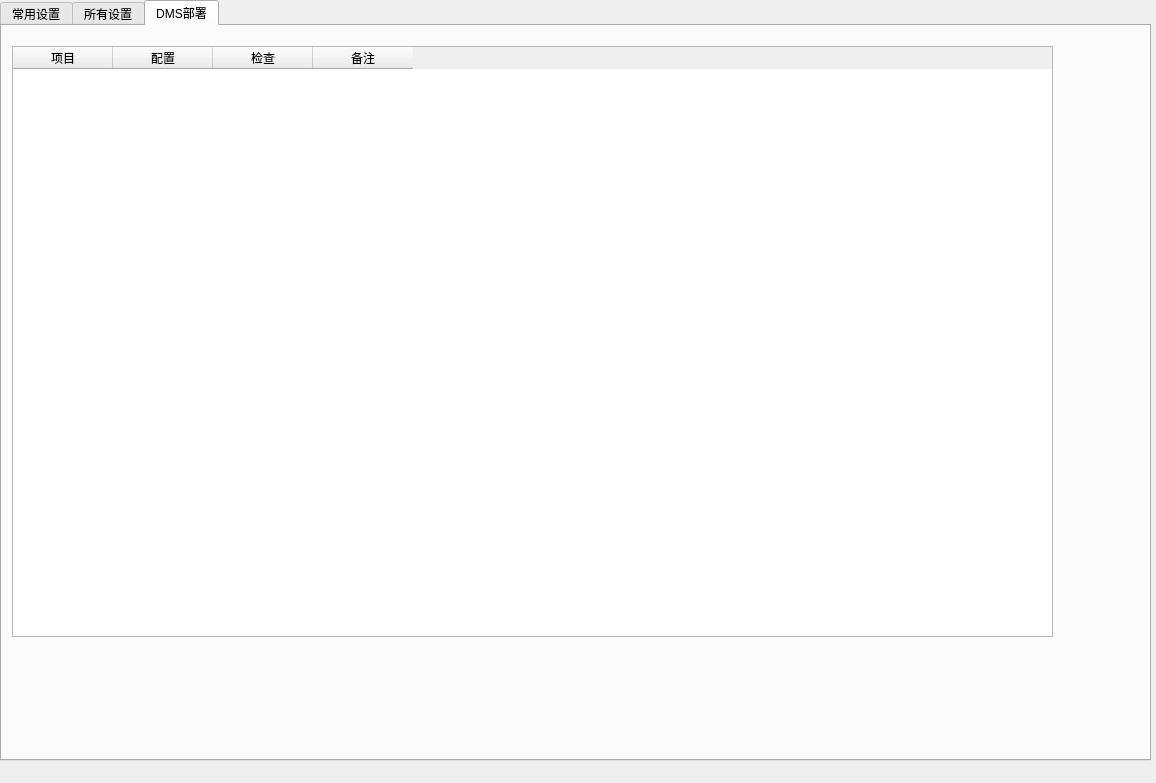
Before: the Qt Designer form ui/settings.ui in naivete13sky/epvs, drawn with Qt 5.
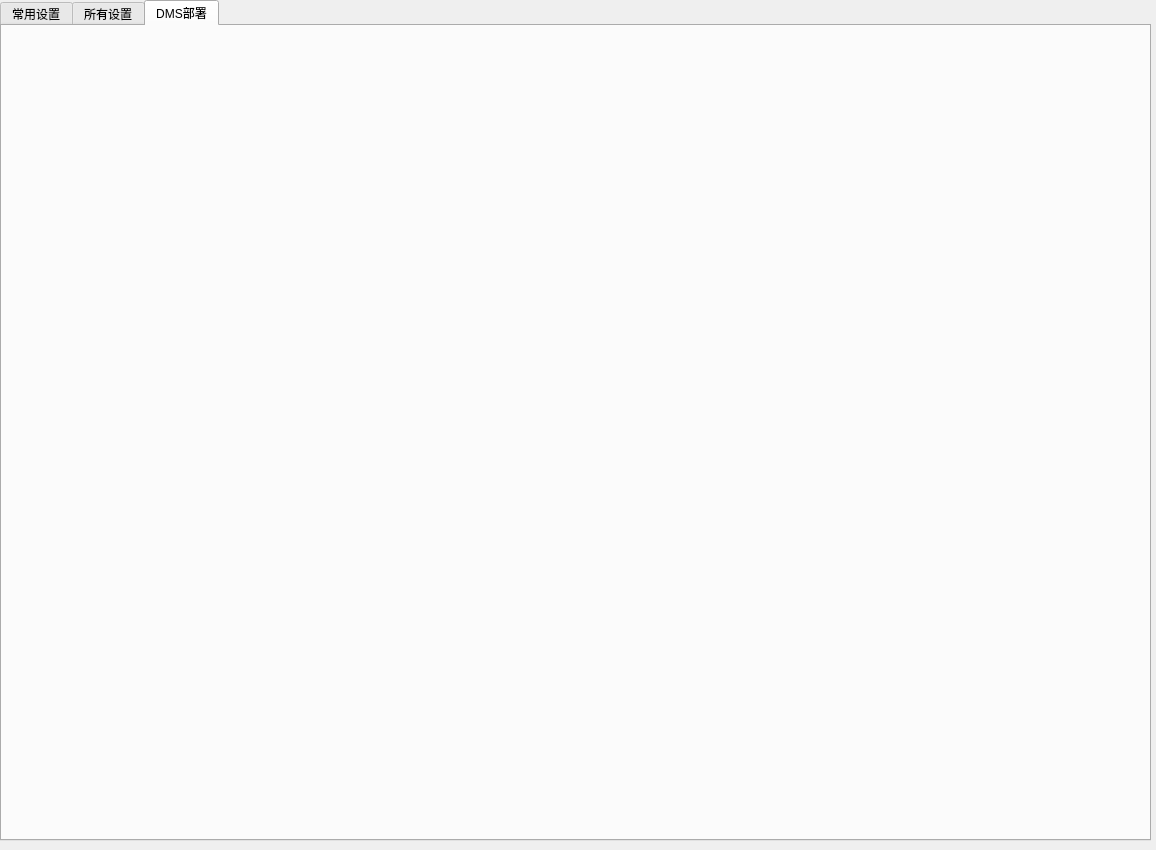
After: the same form once the commit is applied. The open tabs and pages were chosen to show the change.

Commit message: 20230921 3 dms配置ing

```diff
--- a/ui/settings.ui
+++ b/ui/settings.ui
@@ -7,7 +7,7 @@
     <x>0</x>
     <y>0</y>
     <width>1156</width>
-    <height>783</height>
+    <height>850</height>
    </rect>
   </property>
   <property name="windowTitle">
@@ -19,7 +19,7 @@
      <x>0</x>
      <y>0</y>
      <width>1151</width>
-     <height>761</height>
+     <height>841</height>
     </rect>
    </property>
    <property name="currentIndex">
@@ -236,36 +236,6 @@
     <attribute name="title">
      <string>DMS部署</string>
     </attribute>
-    <widget class="QTableWidget" name="tableWidgetDMSDeployment">
-     <property name="geometry">
-      <rect>
-       <x>10</x>
-       <y>20</y>
-       <width>1041</width>
-       <height>591</height>
-      </rect>
-     </property>
-     <column>
-      <property name="text">
-       <string>项目</string>
-      </property>
-     </column>
-     <column>
-      <property name="text">
-       <string>配置</string>
-      </property>
-     </column>
-     <column>
-      <property name="text">
-       <string>检查</string>
-      </property>
-     </column>
-     <column>
-      <property name="text">
-       <string>备注</string>
-      </property>
-     </column>
-    </widget>
    </widget>
   </widget>
  </widget>
```
Left out of the diff: 2 changed lines with no effect on the pictures. The commit also changes 3 other files.
